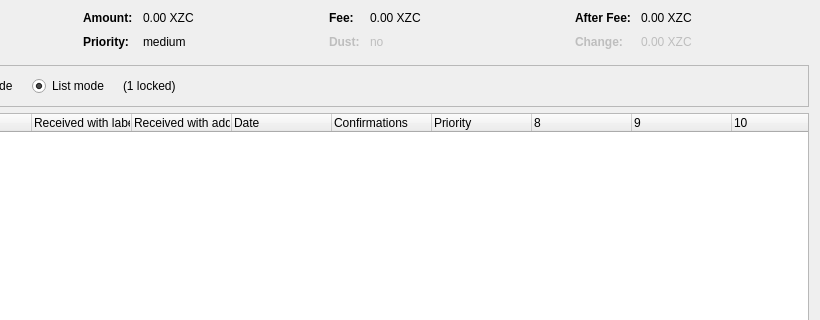
First picture: the form in src/qt/forms/sigmacoincontroldialog.ui, repository firoorg/firo, before the edit; both pictures show x 180 to 1000 and y 0 to 320 of the 1000 by 500 pixel window.
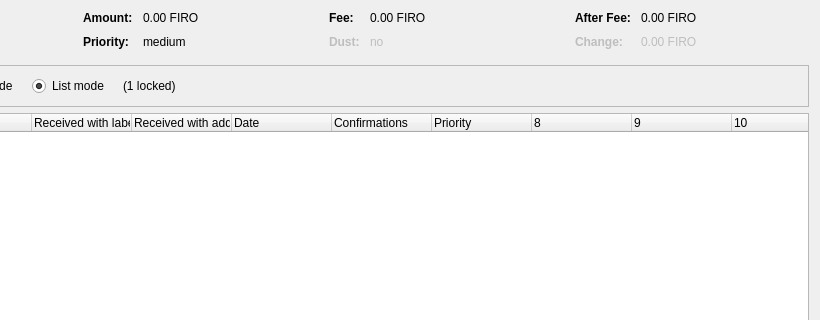
Second picture: the form after the edit. Custom widgets are drawn as their Qt base class.

Commit message: Rename zcoin->firo

```diff
--- a/src/qt/forms/sigmacoincontroldialog.ui
+++ b/src/qt/forms/sigmacoincontroldialog.ui
@@ -132,7 +132,7 @@
           <enum>Qt::ActionsContextMenu</enum>
          </property>
          <property name="text">
-          <string notr="true">0.00 XZC</string>
+          <string notr="true">0.00 FIRO</string>
          </property>
          <property name="textInteractionFlags">
           <set>Qt::LinksAccessibleByMouse|Qt::TextSelectableByKeyboard|Qt::TextSelectableByMouse</set>
@@ -206,7 +206,7 @@
           <enum>Qt::ActionsContextMenu</enum>
          </property>
          <property name="text">
-          <string notr="true">0.00 XZC</string>
+          <string notr="true">0.00 FIRO</string>
          </property>
          <property name="textInteractionFlags">
           <set>Qt::LinksAccessibleByMouse|Qt::TextSelectableByKeyboard|Qt::TextSelectableByMouse</set>
@@ -286,7 +286,7 @@
           <enum>Qt::ActionsContextMenu</enum>
          </property>
          <property name="text">
-          <string notr="true">0.00 XZC</string>
+          <string notr="true">0.00 FIRO</string>
          </property>
          <property name="textInteractionFlags">
           <set>Qt::LinksAccessibleByMouse|Qt::TextSelectableByKeyboard|Qt::TextSelectableByMouse</set>
@@ -321,7 +321,7 @@
           <enum>Qt::ActionsContextMenu</enum>
          </property>
          <property name="text">
-          <string notr="true">0.00 XZC</string>
+          <string notr="true">0.00 FIRO</string>
          </property>
          <property name="textInteractionFlags">
           <set>Qt::LinksAccessibleByMouse|Qt::TextSelectableByKeyboard|Qt::TextSelectableByMouse</set>
```
The commit also changes 377 other files.
